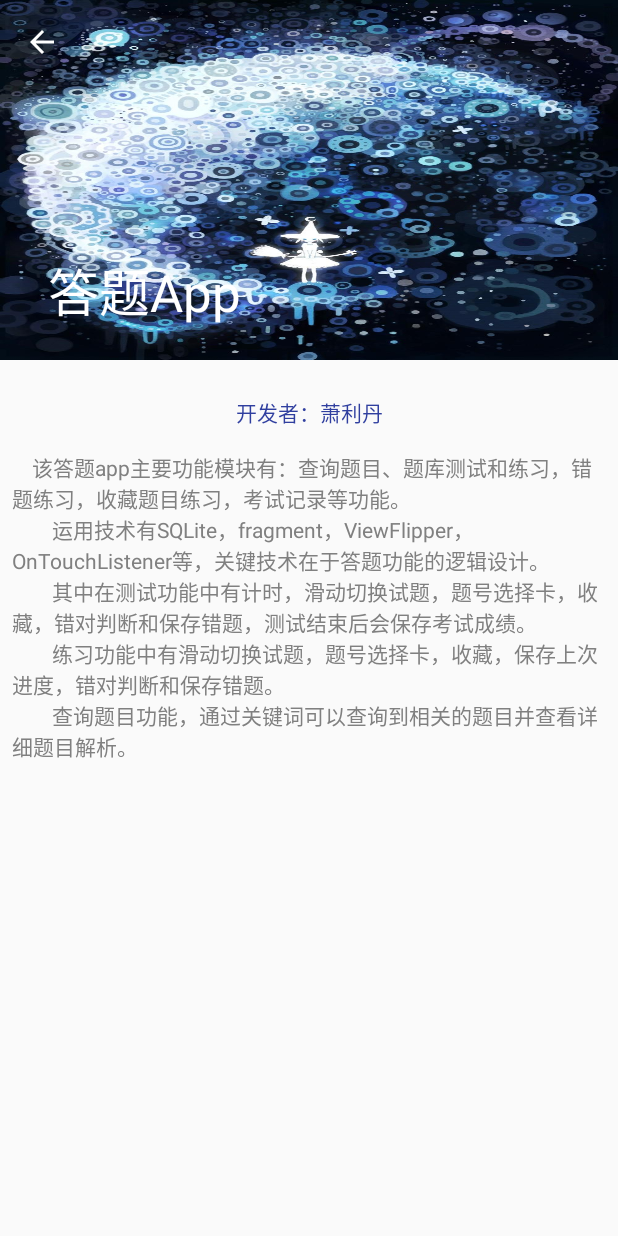
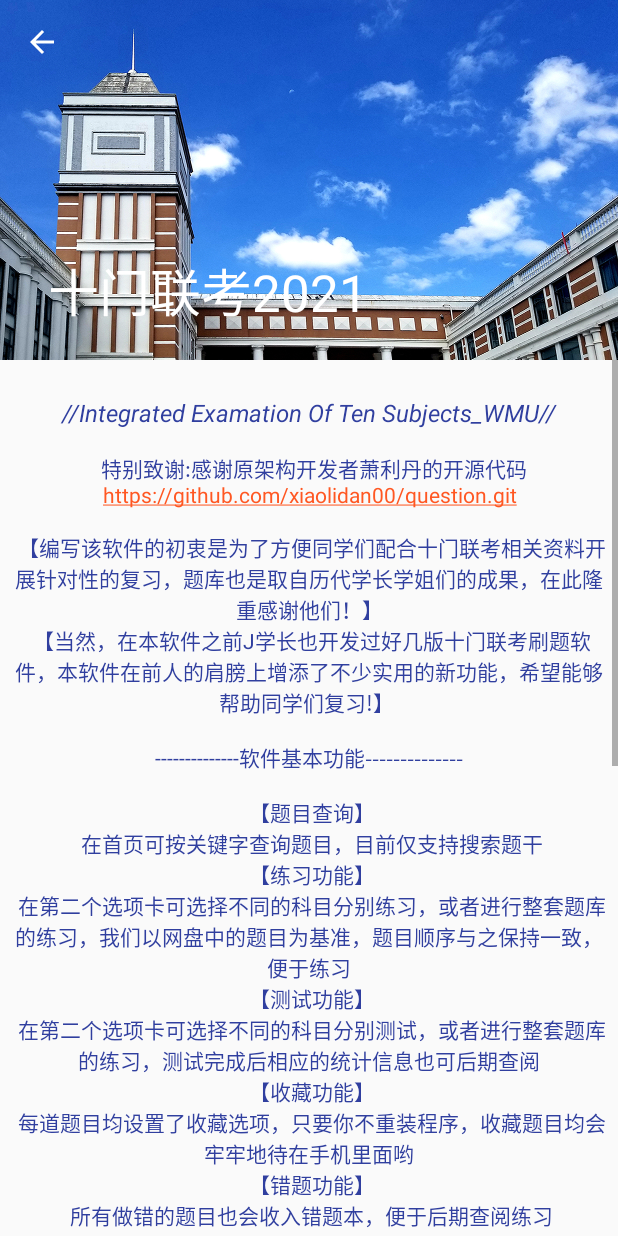
Before and after one commit to jerryzuo0214/Integrated_Examination_Of_Ten_Subjects_WMU, an Android app: the SettingActivity screen opened directly, with no data from a screen before it, on a phone screen of 412 x 824 dp. Run offline under Robolectric (Android 15) with nearby library versions, the phone set to English and light mode, and no system bars.

Commit message:
帮助页面编写完成，后期需要加工美化，建立数据库，并完成收藏夹bug修改，界面能美化则美化

```diff
--- a/app/src/main/java/com/lidan/xiao/danquestion/activity/PracticeActivity.java
+++ b/app/src/main/java/com/lidan/xiao/danquestion/activity/PracticeActivity.java
@@ -122,7 +122,7 @@ public class PracticeActivity extends AppCompatActivity implements View.OnClickL
         imgCard.setOnClickListener(this);
 
         findViewById(R.id.mytime).setVisibility(View.GONE);
-
+        findViewById(R.id.tv_num).setVisibility(View.GONE);
         //获取题目集关键字
         String field = QuestionFragment.field;
         String value = QuestionFragment.value;
@@ -281,7 +281,6 @@ public class PracticeActivity extends AppCompatActivity implements View.OnClickL
                    switch (event.getAction()) {
                        case MotionEvent.ACTION_DOWN:
                            startX = event.getX();
-
                        case MotionEvent.ACTION_UP:
                            endX = event.getX();
                            break;
@@ -294,7 +293,6 @@ public class PracticeActivity extends AppCompatActivity implements View.OnClickL
                 return true;
             }
         });
-
     }
 
     //判断选择答案对错
--- a/app/src/main/java/com/lidan/xiao/danquestion/activity/SettingActivity.java
+++ b/app/src/main/java/com/lidan/xiao/danquestion/activity/SettingActivity.java
@@ -3,12 +3,14 @@ package com.lidan.xiao.danquestion.activity;
 import android.support.v7.app.AppCompatActivity;
 import android.os.Bundle;
 import android.support.v7.widget.Toolbar;
+import android.text.method.LinkMovementMethod;
 import android.view.MenuItem;
+import android.widget.TextView;
 
 import com.lidan.xiao.danquestion.R;
 
 public class SettingActivity extends AppCompatActivity {
-
+    private TextView TW_4;
     @Override
     protected void onCreate(Bundle savedInstanceState) {
         super.onCreate(savedInstanceState);
@@ -18,6 +20,8 @@ public class SettingActivity extends AppCompatActivity {
         setSupportActionBar(toolbar);
         getSupportActionBar().setHomeButtonEnabled(true);
         getSupportActionBar().setDisplayHomeAsUpEnabled(true);
+        TW_4=findViewById(R.id.tw4);
+        TW_4.setMovementMethod(LinkMovementMethod.getInstance());
     }
 
     @Override
--- a/app/src/main/java/com/lidan/xiao/danquestion/fragment/QuestionFragment.java
+++ b/app/src/main/java/com/lidan/xiao/danquestion/fragment/QuestionFragment.java
@@ -70,12 +70,12 @@ public class QuestionFragment extends Fragment implements View.OnClickListener {
 //加载分类题库
     private void tab2() {
         tv1.setTextColor(getResources().getColor(R.color.gray));
-        tv2.setTextColor(getResources().getColor(R.color.colorAccent));
+        tv2.setTextColor(getResources().getColor(R.color.colorPrimary_overlay));
         queList("kind");
     }
 //加载来源题库
     private void tab1() {
-        tv1.setTextColor(getResources().getColor(R.color.colorAccent));
+        tv1.setTextColor(getResources().getColor(R.color.colorPrimary_overlay));
         tv2.setTextColor(getResources().getColor(R.color.gray));
         queList("source");
     }
@@ -116,7 +116,7 @@ public class QuestionFragment extends Fragment implements View.OnClickListener {
                             TextView tv1=itemView.findViewById(R.id.tv_item);
                             tv1.setTextColor(getResources().getColor(R.color.colorPrimaryDark));
                         }
-                        tv.setTextColor(getResources().getColor(R.color.colorAccent));
+                        tv.setTextColor(getResources().getColor(R.color.overlay));
                         itemView=view;
                         field =type;
                         value=cursor.getString(cursor.getColumnIndex(type));
--- a/app/src/main/res/layout/activity_search.xml
+++ b/app/src/main/res/layout/activity_search.xml
@@ -23,12 +23,16 @@
     android:layout_height="wrap_content"
     android:gravity="center"
     android:orientation="horizontal">
+
     <EditText
         android:id="@+id/sv"
         android:layout_width="0dp"
         android:layout_height="wrap_content"
+        android:layout_weight="1"
         android:textColor="@color/white"
-        android:layout_weight="1"/>
+        android:textColorLink="#81D8FF"
+        android:textCursorDrawable="@drawable/text_cursor_material"
+        android:theme="@style/MyEditText"/>
     <ImageView
         android:id="@+id/img_search"
         android:layout_width="wrap_content"
--- a/app/src/main/res/layout/activity_setting.xml
+++ b/app/src/main/res/layout/activity_setting.xml
@@ -17,18 +17,29 @@
         android:layout_height="wrap_content"
         android:padding="8dp"
         android:orientation="vertical">
+
         <TextView
             android:layout_width="match_parent"
             android:layout_height="wrap_content"
             android:gravity="center"
             android:padding="16dp"
+            android:text="//Integrated Examation Of Ten Subjects_WMU//"
             android:textColor="@color/colorPrimaryDark"
-    android:text="开发者：萧利丹"/>
+            android:textSize="16sp"
+            android:textStyle="italic" />
+
         <TextView
+            android:id="@+id/tw4"
             android:layout_width="match_parent"
             android:layout_height="wrap_content"
-        android:textColor="@color/gray"
-        android:text="@string/about_app"/>
+            android:clickable="true"
+            android:linksClickable="true"
+            android:text="@string/about_app"
+            android:textColor="@color/colorPrimaryDark"
+            android:textColorLink="@color/overlay"
+            android:typeface="normal"
+            android:gravity="center"
+            app:fontFamily="sans-serif" />
     </LinearLayout>
     </ScrollView>
 </LinearLayout>
--- a/app/src/main/res/layout/nav_header_main.xml
+++ b/app/src/main/res/layout/nav_header_main.xml
@@ -20,6 +20,7 @@
         android:layout_height="wrap_content"
         android:paddingTop="@dimen/nav_header_vertical_spacing"
         android:text="@string/app_name"
-        android:textAppearance="@style/TextAppearance.AppCompat.Body1" />
+        android:textAppearance="@style/TextAppearance.AppCompat.Body1"
+        android:textSize="18sp" />
 
 </LinearLayout>
--- a/app/src/main/res/values/colors.xml
+++ b/app/src/main/res/values/colors.xml
@@ -1,5 +1,6 @@
 <?xml version="1.0" encoding="utf-8"?>
 <resources>
+    <color name="colorPrimary_overlay">#4B63E4</color>
     <color name="colorPrimary">#3F51B5</color>
     <color name="colorPrimaryDark">#303F9F</color>
     <color name="colorAccent">#FF4081</color>
@@ -9,4 +10,5 @@
     <color name="blue">#1E90FF</color>
     <color name="lightblue">#ADD8E6</color>
     <color name="select">#E1FFFF</color>
+    <color name="overlay">#FF5722</color>
 </resources>
--- a/app/src/main/res/values/strings.xml
+++ b/app/src/main/res/values/strings.xml
@@ -1,5 +1,5 @@
 <resources>
-    <string name="app_name">答题App</string>
+    <string name="app_name">十门联考2021</string>
     <string name="title_activity_main2">Main2Activity</string>
 
     <string name="navigation_drawer_open">Open navigation drawer</string>
@@ -7,10 +7,60 @@
 
     <string name="action_settings">Settings</string>
     <string name="about_app">
-        "    该答题app主要功能模块有：查询题目、题库测试和练习，错题练习，收藏题目练习，考试记录等功能。
-        运用技术有SQLite，fragment，ViewFlipper，OnTouchListener等，关键技术在于答题功能的逻辑设计。
-        其中在测试功能中有计时，滑动切换试题，题号选择卡，收藏，错对判断和保存错题，测试结束后会保存考试成绩。
-        练习功能中有滑动切换试题，题号选择卡，收藏，保存上次进度，错对判断和保存错题。
-        查询题目功能，通过关键词可以查询到相关的题目并查看详细题目解析。
-        "</string>
+<a> 特别致谢:感谢原架构开发者萧利丹的开源代码</a>\n
+<a href='https://github.com/xiaolidan00/question.git'>https://github.com/xiaolidan00/question.git</a>
+\n
+\n
+【编写该软件的初衷是为了方便同学们配合十门联考相关资料开展针对性的复习，题库也是取自历代学长学姐们的成果，在此隆重感谢他们！】\n
+【当然，在本软件之前J学长也开发过好几版十门联考刷题软件，本软件在前人的肩膀上增添了不少实用的新功能，希望能够帮助同学们复习!】
+\n
+\n
+--------------软件基本功能--------------
+\n
+\n
+【题目查询】\n
+在首页可按关键字查询题目，目前仅支持搜索题干\n
+【练习功能】\n
+ 在第二个选项卡可选择不同的科目分别练习，或者进行整套题库的练习，我们以网盘中的题目为基准，题目顺序与之保持一致，便于练习\n
+【测试功能】\n
+在第二个选项卡可选择不同的科目分别测试，或者进行整套题库的练习，测试完成后相应的统计信息也可后期查阅\n
+【收藏功能】\n
+每道题目均设置了收藏选项，只要你不重装程序，收藏题目均会牢牢地待在手机里面哟\n
+【错题功能】\n
+所有做错的题目也会收入错题本，便于后期查阅练习\n
+\n
+\n
+---------有关软件详细操作请看链接---------
+\n
+\n
+<a href='https://github.com/jerryzuo0214/Integrated_Examation_Of_Ten_Subjects_WMU'>https://github.com/jerryzuo0214/Integrated_Examation_Of_Ten_Subjects_WMU</a>
+\n
+\n
+---------------我是分割线---------------
+\n
+\n
+本软件题库采用了SQLite组建，理论上在后期可以便捷的更新题库，所以软件的命名包含了年份，方便后期维护。\n\n
+当然开发组能力有限，所以我们将工程开源到了GitHub，希望后来者能够一起维护。\n
+<a href='https://github.com/jerryzuo0214/Integrated_Examation_Of_Ten_Subjects_WMU'>https://github.com/jerryzuo0214/Integrated_Examation_Of_Ten_Subjects_WMU</a>
+\n
+\n
+---------------开发者名单---------------\n
+（排名不分先后）\n
+\n
+后端开发与调试 @jerryzuo0214\n
+<a href='https://github.com/jerryzuo0214 '>https://github.com/jerryzuo0214 </a>\n
+数据库构建 @MorganLYJ\n
+<a href='https://github.com/MorganLYJ'>https://github.com/MorganLYJ</a>\n
+数据库构建 @Xingzhenqiu\n
+<a href='https://github.com/Xingzhenqiu'>https://github.com/Xingzhenqiu</a>\n
+数据库构建 @yy-skr\n
+<a href='https://github.com/yy-skr'>https://github.com/yy-skr</a>\n
+界面与前端设计 @linandxi\n
+<a href='https://github.com/linandxi '>https://github.com/linandxi </a>
+\n
+\n
+当然这个软件还是献给我们可爱的第一临床医学院信息与工程学院 2017级 临床医学（5+3）一体化 1班大家庭，希望各位小可爱们在十门联考中取得好成绩！\n\n
+也希望所有看到这里的小可爱取得好成绩！\n
+
+    </string>
 </resources>
--- a/app/src/main/res/values/styles.xml
+++ b/app/src/main/res/values/styles.xml
@@ -12,7 +12,10 @@
         <item name="windowActionBar">false</item>
         <item name="windowNoTitle">true</item>
     </style>
-
+    <style name="MyEditText" parent="Theme.AppCompat.Light">
+        <item name="colorControlNormal">@color/white</item>
+        <item name="colorControlActivated">@color/select</item>
+    </style>
     <style name="AppTheme.AppBarOverlay" parent="ThemeOverlay.AppCompat.Dark.ActionBar" />
 
     <style name="AppTheme.PopupOverlay" parent="ThemeOverlay.AppCompat.Light" />
```
Also changed, not shown: app/src/main/java/com/lidan/xiao/danquestion/activity/ExamActivity.java (+10 -10 lines), app/src/main/res/layout/activity_result.xml (+4 -3 lines), app/src/main/res/layout/fragment_question.xml (+16 -9 lines), app/src/main/res/layout/fragment_search.xml (+10 -10 lines), app/src/main/res/layout/que_content.xml (+6 -2 lines), app/src/main/res/layout/queitem.xml (+9 -2 lines), app/src/main/res/drawable/top1.jpg, app/src/main/res/drawable/top2.jpg, 1 other file. Lines whose indentation alone changed are shown as unchanged.
